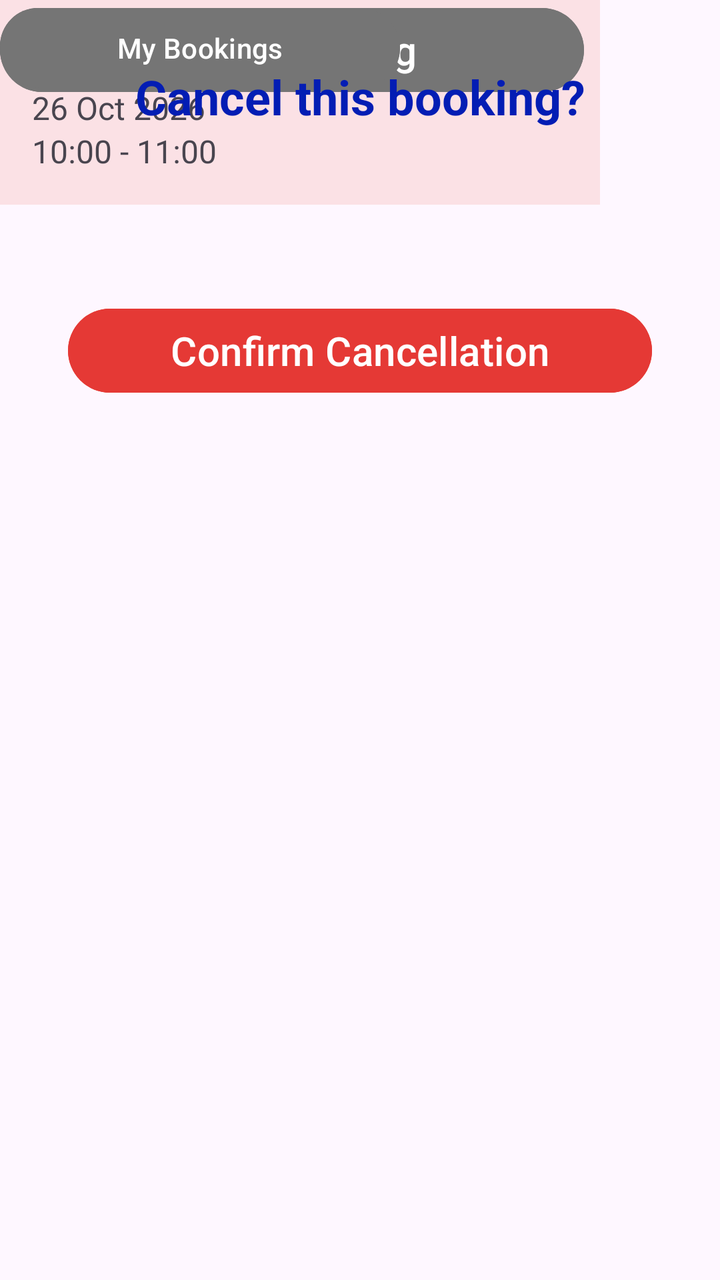
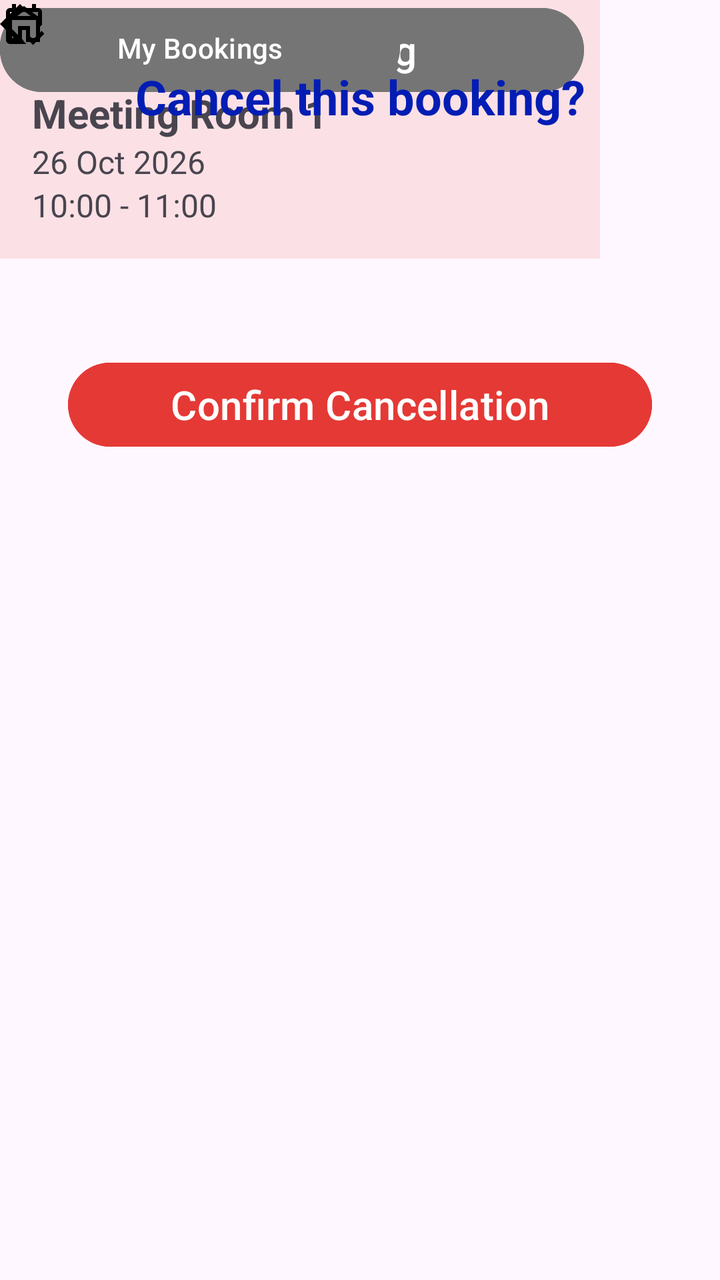

Before-and-after screenshots of an Android layout around one commit, followed by the original layout XML and the change that was made.
<!-- AndroidManifest.xml: application theme Theme.OfficeSpaceBooking -->
<!-- res/layout/activity_cancellation_confirmation.xml -->
<?xml version="1.0" encoding="utf-8"?>
<androidx.constraintlayout.widget.ConstraintLayout xmlns:android="http://schemas.android.com/apk/res/android"
    xmlns:app="http://schemas.android.com/apk/res-auto"
    xmlns:tools="http://schemas.android.com/tools"
    android:id="@+id/main"
    android:layout_width="match_parent"
    android:layout_height="match_parent"
    tools:context=".CancellationConfirmationActivity">

    <Button
        android:id="@+id/btnCancelBooking"
        android:layout_width="292dp"
        android:layout_height="50dp"
        android:layout_marginTop="48dp"
        android:backgroundTint="#E53935"
        android:text="Confirm Cancellation"
        android:textSize="20sp"
        app:layout_constraintEnd_toEndOf="parent"
        app:layout_constraintStart_toStartOf="parent"
        app:layout_constraintTop_toBottomOf="@+id/layoutBooking1" />

    <LinearLayout
        android:id="@+id/layoutBooking1"
        android:layout_width="300dp"
        android:layout_height="wrap_content"
        android:background="#FBE1E5"
        android:orientation="vertical"
        android:padding="16dp"
        tools:layout_editor_absoluteX="55dp"
        tools:layout_editor_absoluteY="90dp">

        <TextView
            android:id="@+id/txtBookingRoom2"
            android:layout_width="match_parent"
            android:layout_height="wrap_content"
            android:text="Meeting Room 1"
            android:textSize="20sp"
            android:textStyle="bold" />

        <TextView
            android:id="@+id/txtBookingDate2"
            android:layout_width="match_parent"
            android:layout_height="wrap_content"
            android:text="26 Oct 2026"
            android:textSize="16sp" />

        <TextView
            android:id="@+id/txtBookingTime2"
            android:layout_width="match_parent"
            android:layout_height="wrap_content"
            android:text="10:00 - 11:00"
            android:textSize="16sp" />

    </LinearLayout>

    <Button
        android:id="@+id/btnReturntoHome5"
        android:layout_width="163dp"
        android:layout_height="46dp"
        android:backgroundTint="#757575"
        android:text="Return to Home"
        tools:layout_editor_absoluteX="121dp"
        tools:layout_editor_absoluteY="561dp" />

    <Button
        android:id="@+id/btnBack6"
        android:layout_width="200dp"
        android:layout_height="48dp"
        android:backgroundTint="#757575"
        android:text="Back"
        tools:layout_editor_absoluteX="105dp"
        tools:layout_editor_absoluteY="503dp" />

    <Button
        android:id="@+id/btnKeepBooking"
        android:layout_width="292dp"
        android:layout_height="50dp"
        android:backgroundTint="#757575"
        android:text="Keep Booking"
        android:textSize="20sp"
        tools:layout_editor_absoluteX="59dp"
        tools:layout_editor_absoluteY="290dp" />

    <Button
        android:id="@+id/btnmybookings3"
        android:layout_width="200dp"
        android:layout_height="48dp"
        android:backgroundTint="#757575"
        android:text="My Bookings"
        android:textColor="#FFFFFF"
        tools:layout_editor_absoluteX="105dp"
        tools:layout_editor_absoluteY="441dp" />

    <TextView
        android:id="@+id/txtCancelBooking"
        android:layout_width="wrap_content"
        android:layout_height="wrap_content"
        android:layout_marginTop="32dp"
        android:text="Cancel this booking?"
        android:textAllCaps="false"
        android:textColor="#031DB4"
        android:textSize="24sp"
        android:textStyle="bold"
        app:layout_constraintEnd_toEndOf="parent"
        app:layout_constraintStart_toStartOf="parent"
        app:layout_constraintTop_toTopOf="parent" />
</androidx.constraintlayout.widget.ConstraintLayout>
<!-- resources referenced by this layout -->
<resources>
  <style name="Theme.OfficeSpaceBooking" parent="Base.Theme.OfficeSpaceBooking" />
  <style name="Base.Theme.OfficeSpaceBooking" parent="Theme.Material3.DayNight.NoActionBar">
          
          
      </style>
</resources>

<!-- the commit's change to res/layout/activity_cancellation_confirmation.xml (unified diff, before → after) -->
@@ -28,6 +28,12 @@
         android:padding="16dp"
         tools:layout_editor_absoluteX="55dp"
         tools:layout_editor_absoluteY="90dp">
+
+        <ImageView
+            android:id="@+id/imageView37"
+            android:layout_width="31dp"
+            android:layout_height="27dp"
+            app:srcCompat="@drawable/room" />
 
         <TextView
             android:id="@+id/txtBookingRoom2"
@@ -79,7 +85,7 @@
         android:text="Keep Booking"
         android:textSize="20sp"
         tools:layout_editor_absoluteX="59dp"
-        tools:layout_editor_absoluteY="290dp" />
+        tools:layout_editor_absoluteY="317dp" />
 
     <Button
         android:id="@+id/btnmybookings3"
@@ -104,4 +110,29 @@
         app:layout_constraintEnd_toEndOf="parent"
         app:layout_constraintStart_toStartOf="parent"
         app:layout_constraintTop_toTopOf="parent" />
+
+    <ImageView
+        android:id="@+id/imageView33"
+        android:layout_width="wrap_content"
+        android:layout_height="wrap_content"
+        app:srcCompat="@drawable/mybookings"
+        tools:layout_editor_absoluteX="121dp"
+        tools:layout_editor_absoluteY="452dp" />
+
+    <ImageView
+        android:id="@+id/imageView35"
+        android:layout_width="wrap_content"
+        android:layout_height="wrap_content"
+        android:tint="#000000"
+        app:srcCompat="@drawable/outline_arrow_back_ios_24"
+        tools:layout_editor_absoluteX="121dp"
+        tools:layout_editor_absoluteY="515dp" />
+
+    <ImageView
+        android:id="@+id/imageView36"
+        android:layout_width="wrap_content"
+        android:layout_height="wrap_content"
+        app:srcCompat="@drawable/outline_home_24"
+        tools:layout_editor_absoluteX="128dp"
+        tools:layout_editor_absoluteY="571dp" />
 </androidx.constraintlayout.widget.ConstraintLayout>
<!-- resource entries referenced after the edit -->
@@ -1,5 +1,29 @@
 <!-- resources referenced by this layout -->
 <resources>
+  <!-- drawable mybookings (drawable) -->
+  <vector xmlns:android="http://schemas.android.com/apk/res/android" android:height="24dp" android:tint="#000000" android:viewportHeight="960" android:viewportWidth="960" android:width="24dp">
+        
+      <path android:fillColor="@android:color/white" android:pathData="M200,880Q167,880 143.5,856.5Q120,833 120,800L120,240Q120,207 143.5,183.5Q167,160 200,160L240,160L240,80L320,80L320,160L640,160L640,80L720,80L720,160L760,160Q793,160 816.5,183.5Q840,207 840,240L840,495L760,575L760,400L200,400L200,800Q200,800 200,800Q200,800 200,800L448,800L528,880L200,880ZM200,320L760,320L760,240Q760,240 760,240Q760,240 760,240L200,240Q200,240 200,240Q200,240 200,240L200,320ZM200,320L200,240Q200,240 200,240Q200,240 200,240L200,240Q200,240 200,240Q200,240 200,240L200,320ZM662,900L520,758L576,702L661,787L831,617L887,674L662,900Z"/>
+      
+  </vector>
+  <!-- drawable outline_arrow_back_ios_24 (drawable) -->
+  <vector xmlns:android="http://schemas.android.com/apk/res/android" android:autoMirrored="true" android:height="24dp" android:tint="#FFFFFF" android:viewportHeight="960" android:viewportWidth="960" android:width="24dp">
+        
+      <path android:fillColor="@android:color/white" android:pathData="M400,880L0,480L400,80L471,151L142,480L471,809L400,880Z"/>
+      
+  </vector>
+  <!-- drawable outline_home_24 (drawable) -->
+  <vector xmlns:android="http://schemas.android.com/apk/res/android" android:height="24dp" android:tint="#000000" android:viewportHeight="960" android:viewportWidth="960" android:width="24dp">
+        
+      <path android:fillColor="@android:color/white" android:pathData="M240,760L360,760L360,520L600,520L600,760L720,760L720,400L480,220L240,400L240,760ZM160,840L160,360L480,120L800,360L800,840L520,840L520,600L440,600L440,840L160,840ZM480,490L480,490L480,490L480,490L480,490L480,490L480,490L480,490L480,490Z"/>
+      
+  </vector>
+  <!-- drawable room (drawable) -->
+  <vector xmlns:android="http://schemas.android.com/apk/res/android" android:height="240dp" android:tint="#000000" android:viewportHeight="24" android:viewportWidth="24" android:width="240dp">
+        
+      <path android:fillColor="@android:color/white" android:pathData="M12,2C8.13,2 5,5.13 5,9c0,5.25 7,13 7,13s7,-7.75 7,-13c0,-3.87 -3.13,-7 -7,-7zM12,11.5c-1.38,0 -2.5,-1.12 -2.5,-2.5s1.12,-2.5 2.5,-2.5 2.5,1.12 2.5,2.5 -1.12,2.5 -2.5,2.5z"/>
+      
+  </vector>
   <style name="Theme.OfficeSpaceBooking" parent="Base.Theme.OfficeSpaceBooking" />
   <style name="Base.Theme.OfficeSpaceBooking" parent="Theme.Material3.DayNight.NoActionBar">
           
